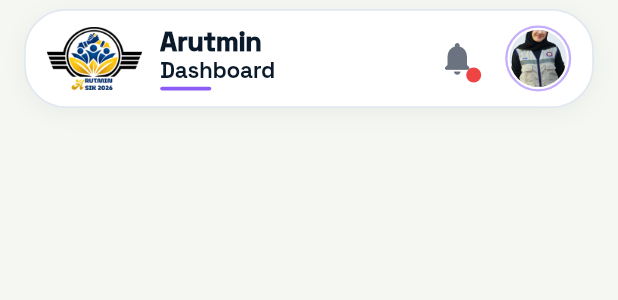
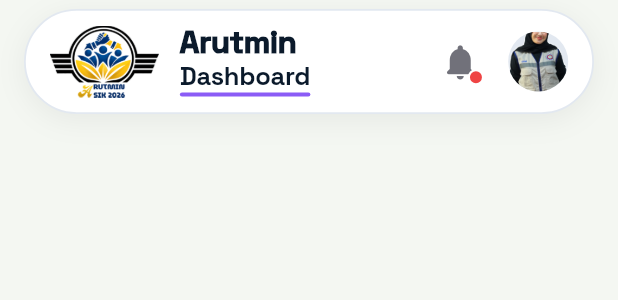
Before and after one commit to EoxikBlaze/greenhouse_arutmin_frontend, a Flutter app: the ArutminHeader widget shown alone on an empty page, opened directly, on a phone screen of 412 x 824 dp. Shown: the top 300 px of the screen. Run offline on Flutter 3.47's test engine with Material 3 defaults, Android fonts, the phone set to English and light mode, and no system bars; our stand-ins replace flutter_secure_storage, lucide_icons_flutter; accounts and stored records are empty.

Commit message:
feat(mobile,web,ai): header Arutmin presisi piksel sesuai desain, riwayat chat persisten, dan rekomendasi pertanyaan AI ramah

```diff
--- a/flutter_mobile_app/lib/main.dart
+++ b/flutter_mobile_app/lib/main.dart
@@ -317,7 +317,7 @@ class _MainShellState extends State<_MainShell>
                 const Positioned.fill(child: LatarCair()),
                 // Konten tab di bawah header Arutmin yang dipin di atas
                 Positioned.fill(
-                  top: 76,
+                  top: MediaQuery.paddingOf(context).top + 80,
                   child: BackdropGroup(
                     child: FadeTransition(
                       opacity: CurvedAnimation(parent: _pudar, curve: Tok.ease),
--- a/flutter_mobile_app/lib/widgets/brand.dart
+++ b/flutter_mobile_app/lib/widgets/brand.dart
@@ -676,8 +676,8 @@ void tampilkanPesan(BuildContext context, String pesan, {bool galat = false}) {
 }
 
 /// Header resmi bergaya kartu putih rounded sesuai desain Arutmin Dashboard:
-/// - Kiri: Logo KKN Arutmin Asik 2026 + Teks "Arutmin" & Subjudul (Dashboard) bergaris bawah ungu
-/// - Kanan: Lonceng notifikasi abu-abu dengan titik merah + Foto profil lingkaran
+/// - Kiri: Logo KKN Arutmin Asik 2026 + Teks "Arutmin" & Subjudul (Dashboard) bergaris bawah ungu selebar teks
+/// - Kanan: Lonceng notifikasi abu-abu dengan titik merah + Foto profil lingkaran tanpa border
 class ArutminHeader extends StatelessWidget implements PreferredSizeWidget {
   const ArutminHeader({
     super.key,
@@ -697,7 +697,7 @@ class ArutminHeader extends StatelessWidget implements PreferredSizeWidget {
   final VoidCallback? onKembali;
 
   @override
-  Size get preferredSize => const Size.fromHeight(80);
+  Size get preferredSize => const Size.fromHeight(84);
 
   @override
   Widget build(BuildContext context) {
@@ -708,23 +708,23 @@ class ArutminHeader extends StatelessWidget implements PreferredSizeWidget {
         child: Padding(
           padding: const EdgeInsets.fromLTRB(16, 6, 16, 8),
           child: Container(
-            height: 66,
+            height: 70,
             decoration: BoxDecoration(
               color: Tok.gelap ? const Color(0xFF1E293B) : Colors.white,
-              borderRadius: BorderRadius.circular(28),
+              borderRadius: BorderRadius.circular(35),
               border: Border.all(
                 color: Tok.gelap ? Colors.white12 : const Color(0xFFE2E8F0),
                 width: 1.2,
               ),
               boxShadow: [
                 BoxShadow(
-                  color: Colors.black.withValues(alpha: Tok.gelap ? 0.3 : 0.05),
-                  blurRadius: 12,
-                  offset: const Offset(0, 3),
+                  color: Colors.black.withValues(alpha: Tok.gelap ? 0.35 : 0.06),
+                  blurRadius: 16,
+                  offset: const Offset(0, 4),
                 ),
               ],
             ),
-            padding: const EdgeInsets.symmetric(horizontal: 14),
+            padding: const EdgeInsets.symmetric(horizontal: 16),
             child: Row(
               children: [
                 if (bisaKembali) ...[
@@ -741,10 +741,10 @@ class ArutminHeader extends StatelessWidget implements PreferredSizeWidget {
                 ],
                 Image.asset(
                   'assets/tentang/logo/kkn.png',
-                  height: 42,
+                  height: 48,
                   fit: BoxFit.contain,
                 ),
-                const SizedBox(width: 12),
+                const SizedBox(width: 14),
                 Expanded(
                   child: Column(
                     mainAxisAlignment: MainAxisAlignment.center,
@@ -756,34 +756,41 @@ class ArutminHeader extends StatelessWidget implements PreferredSizeWidget {
                         overflow: TextOverflow.ellipsis,
                         style: TextStyle(
                           fontFamily: Tok.fontJudul,
-                          fontSize: 18,
+                          fontSize: 21,
                           fontWeight: FontWeight.w900,
                           color: Tok.tinta,
-                          height: 1.1,
-                          letterSpacing: -0.2,
+                          height: 1.05,
+                          letterSpacing: -0.4,
                         ),
                       ),
-                      const SizedBox(height: 1),
+                      const SizedBox(height: 2),
+                      IntrinsicWidth(
+                        child: Column(
+                          mainAxisSize: MainAxisSize.min,
+                          crossAxisAlignment: CrossAxisAlignment.stretch,
+                          children: [
                             Text(
                               subjudul,
                               maxLines: 1,
                               overflow: TextOverflow.ellipsis,
                               style: TextStyle(
                                 fontFamily: Tok.fontJudul,
-                          fontSize: 15,
+                                fontSize: 17,
                                 fontWeight: FontWeight.w700,
                                 color: Tok.tinta,
-                          height: 1.1,
+                                height: 1.05,
                                 letterSpacing: -0.2,
                               ),
                             ),
                             const SizedBox(height: 2),
                             Container(
-                        height: 2.5,
-                        width: 34,
+                              height: 2.8,
                               decoration: BoxDecoration(
                                 color: const Color(0xFF8B5CF6),
                                 borderRadius: BorderRadius.circular(2),
+                              ),
+                            ),
+                          ],
                         ),
                       ),
                     ],
@@ -796,8 +803,8 @@ class ArutminHeader extends StatelessWidget implements PreferredSizeWidget {
                       tooltip: 'Pemberitahuan',
                       icon: const Icon(
                         Icons.notifications_rounded,
-                        size: 26,
-                        color: Color(0xFF6B7280),
+                        size: 28,
+                        color: Color(0xFF71717A),
                       ),
                       onPressed: onNotifTap ??
                           () {
@@ -816,11 +823,15 @@ class ArutminHeader extends StatelessWidget implements PreferredSizeWidget {
                         right: 8,
                         bottom: 8,
                         child: Container(
-                          width: 10,
-                          height: 10,
-                          decoration: const BoxDecoration(
-                            color: Color(0xFFEF4444),
+                          width: 11,
+                          height: 11,
+                          decoration: BoxDecoration(
+                            color: const Color(0xFFEF4444),
                             shape: BoxShape.circle,
+                            border: Border.all(
+                              color: Tok.gelap ? const Color(0xFF1E293B) : Colors.white,
+                              width: 1.5,
+                            ),
                           ),
                         ),
                       ),
@@ -830,21 +841,11 @@ class ArutminHeader extends StatelessWidget implements PreferredSizeWidget {
                 InkWell(
                   borderRadius: BorderRadius.circular(999),
                   onTap: onProfileTap,
-                  child: Container(
-                    padding: const EdgeInsets.all(1.5),
-                    decoration: BoxDecoration(
-                      shape: BoxShape.circle,
-                      border: Border.all(
-                        color: const Color(0xFF8B5CF6).withValues(alpha: 0.5),
-                        width: 1.5,
-                      ),
-                    ),
                   child: const CircleAvatar(
-                      radius: 19,
+                    radius: 20,
                     backgroundColor: Color(0xFFE2E8F0),
                     backgroundImage: AssetImage(
                       'assets/tentang/tim/siti-azizahtusholihah.png',
-                      ),
                     ),
                   ),
                 ),
```
Also changed, not shown: flutter_mobile_app/lib/pages/asisten_page.dart (+84 -4 lines), 3 other files. Lines whose indentation alone changed are shown as unchanged.
